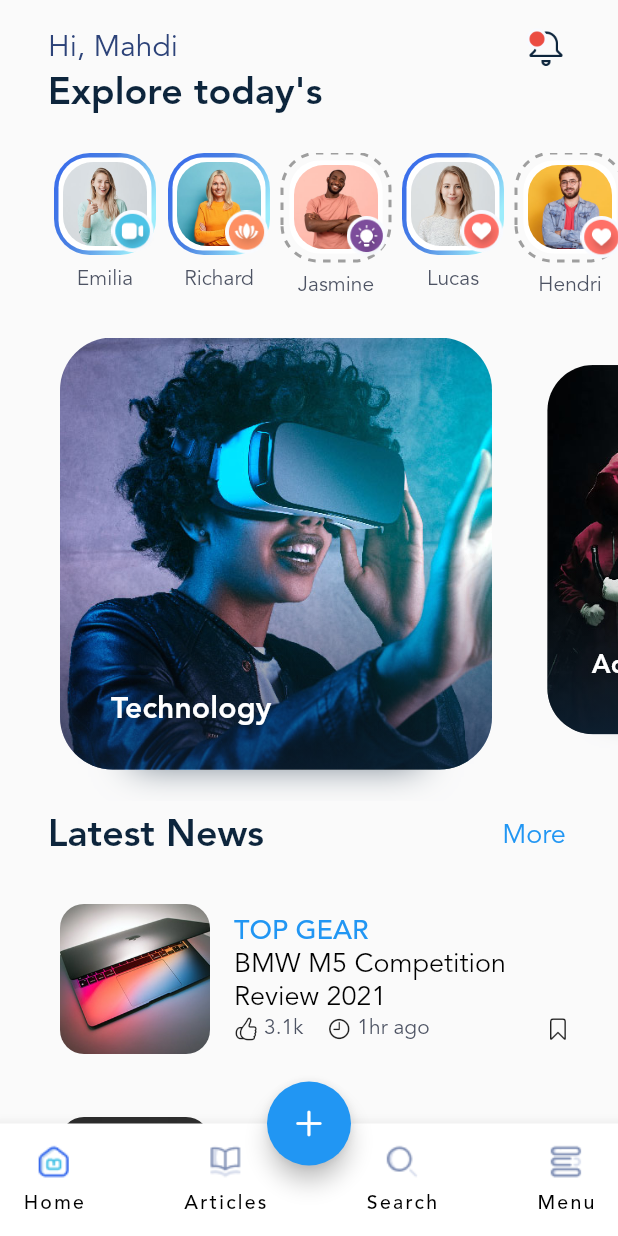
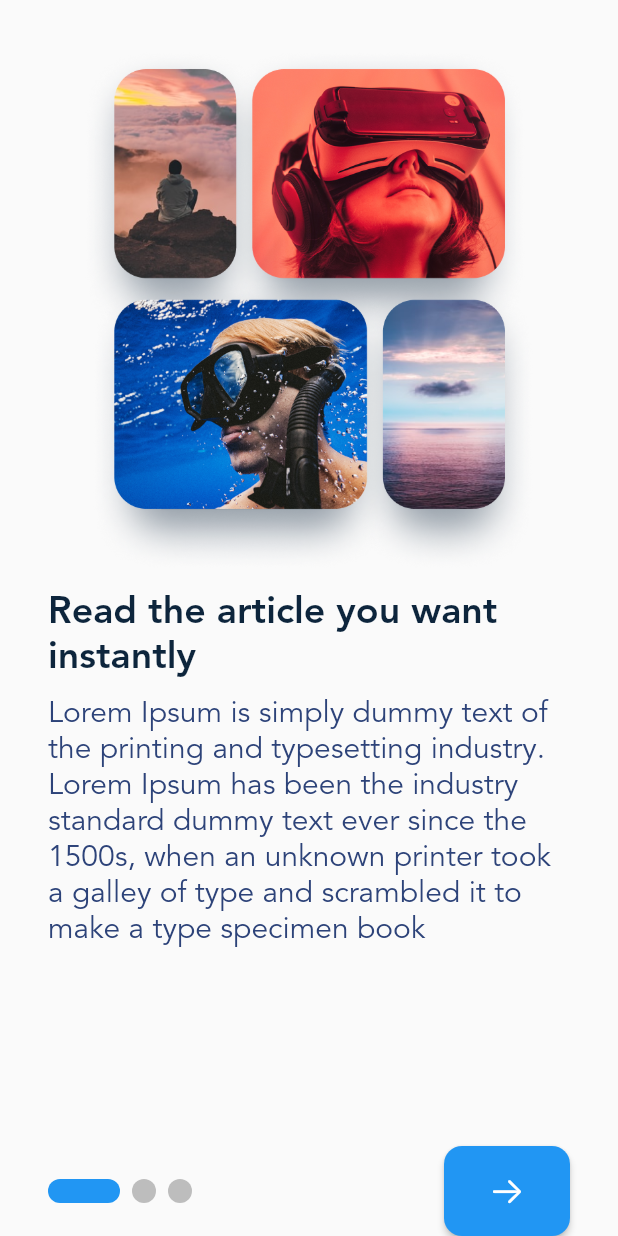
Before and after one commit to MahdiMohammadi-dev/blogapp, a Flutter app: the screen it shows after launch, on a phone screen of 412 x 824 dp. Run offline on Flutter 3.47's test engine with Material 2 defaults, Android fonts, the phone set to English and light mode, and no system bars; drawn by our look-alikes of dotted_border, smooth_page_indicator; our stand-ins replace flutter_animate, flutter_svg.

```diff
--- /dev/null
+++ b/lib/screens/on_boarding_screen.dart
@@ -0,0 +1,128 @@
+import 'package:blogapp/gen/assets.gen.dart';
+import 'package:blogapp/screens/home_screen.dart';
+import 'package:flutter/cupertino.dart';
+import 'package:flutter/material.dart';
+import 'package:smooth_page_indicator/smooth_page_indicator.dart';
+
+class OnBoradingScreen extends StatefulWidget {
+  const OnBoradingScreen({super.key});
+
+  @override
+  State<OnBoradingScreen> createState() => _OnBoradingScreenState();
+}
+
+class _OnBoradingScreenState extends State<OnBoradingScreen> {
+  PageController pageController = PageController();
+
+  @override
+  Widget build(BuildContext context) {
+    TextTheme textTheme = Theme.of(context).textTheme;
+    return Scaffold(
+      body: SafeArea(
+        child: Column(
+          children: [
+            Expanded(
+              child: Padding(
+                padding: const EdgeInsets.only(top: 32),
+                child: Center(
+                    child: Image.asset(Assets.img.background.onboarding.path)),
+              ),
+            ),
+            Expanded(
+              child: Padding(
+                padding: const EdgeInsets.only(left: 32, right: 32, top: 12),
+                child: PageView.builder(
+                  controller: pageController,
+                  allowImplicitScrolling: true,
+                  scrollDirection: Axis.horizontal,
+                  itemCount: 3,
+                  itemBuilder: (context, index) {
+                    return Column(
+                      children: [
+                        PageViewItems(
+                          title: 'Read the article you want instantly',
+                          sub:
+                              'Lorem Ipsum is simply dummy text of the printing and typesetting industry. Lorem Ipsum has been the industry standard dummy text ever since the 1500s, when an unknown printer took a galley of type and scrambled it to make a type specimen book',
+                          textTheme: textTheme,
+                        ),
+                      ],
+                    );
+                  },
+                ),
+              ),
+            ),
+            Container(
+                padding: const EdgeInsets.only(left: 32, right: 32),
+                height: 60,
+                child: Row(
+                  mainAxisAlignment: MainAxisAlignment.spaceBetween,
+                  children: [
+                    SmoothPageIndicator(
+                      controller: pageController,
+                      count: 3,
+                      effect: ExpandingDotsEffect(
+                          activeDotColor: Colors.blue,
+                          dotColor: Colors.grey.shade400),
+                    ),
+                    ElevatedButton(
+                      style: ElevatedButton.styleFrom(
+                        minimumSize: const Size(84, 60),
+                        shape: RoundedRectangleBorder(
+                            borderRadius: BorderRadius.circular(12)),
+                        backgroundColor: Colors.blue,
+                      ),
+                      onPressed: () {
+                        if (pageController.page! < 3) {
+                          pageController.nextPage(
+                              duration: const Duration(milliseconds: 500),
+                              curve: Curves.easeIn);
+                        }
+                        if (pageController.page == 2) {
+                          Navigator.of(context)
+                              .pushReplacement(MaterialPageRoute(
+                            builder: (context) => HomeScreen(),
+                          ));
+                        }
+                      },
+                      child: const Icon(CupertinoIcons.arrow_right),
+                    )
+                  ],
+                )),
+          ],
+        ),
+      ),
+    );
+  }
+}
+
+class PageViewItems extends StatelessWidget {
+  final String title;
+  final String sub;
+  final TextTheme textTheme;
+  const PageViewItems(
+      {super.key,
+      required this.title,
+      required this.sub,
+      required this.textTheme});
+
+  @override
+  Widget build(BuildContext context) {
+    return Column(
+      children: [
+        Text(
+          title,
+          style: textTheme.titleLarge,
+          overflow: TextOverflow.clip,
+        ),
+        const SizedBox(
+          height: 10,
+        ),
+        Text(
+          sub,
+          style: textTheme.titleMedium!.copyWith(height: 1.2),
+          overflow: TextOverflow.clip,
+        ),
+      ],
+    );
+  }
+}
--- a/lib/screens/splash_screen.dart
+++ b/lib/screens/splash_screen.dart
@@ -1,5 +1,6 @@
 import 'package:blogapp/gen/assets.gen.dart';
 import 'package:blogapp/screens/home_screen.dart';
+import 'package:blogapp/screens/on_boarding_screen.dart';
 import 'package:flutter/material.dart';
 import 'package:flutter_animate/flutter_animate.dart';
 import 'package:flutter_svg/flutter_svg.dart';
@@ -19,7 +20,7 @@ class _SplashScreenState extends State<SplashScreen> {
         Navigator.pushReplacement(
             context,
             MaterialPageRoute(
-              builder: (context) => HomeScreen(),
+              builder: (context) => OnBoradingScreen(),
             ));
       },
     );
--- a/pubspec.yaml
+++ b/pubspec.yaml
@@ -39,6 +39,7 @@ dependencies:
   flutter_gen: ^5.3.2
   flutter_svg: ^2.0.9
   flutter_animate: ^4.2.0+1
+  smooth_page_indicator: ^1.1.0
 
 dev_dependencies:
   flutter_test:
```
Also changed, not shown: pubspec.lock.
